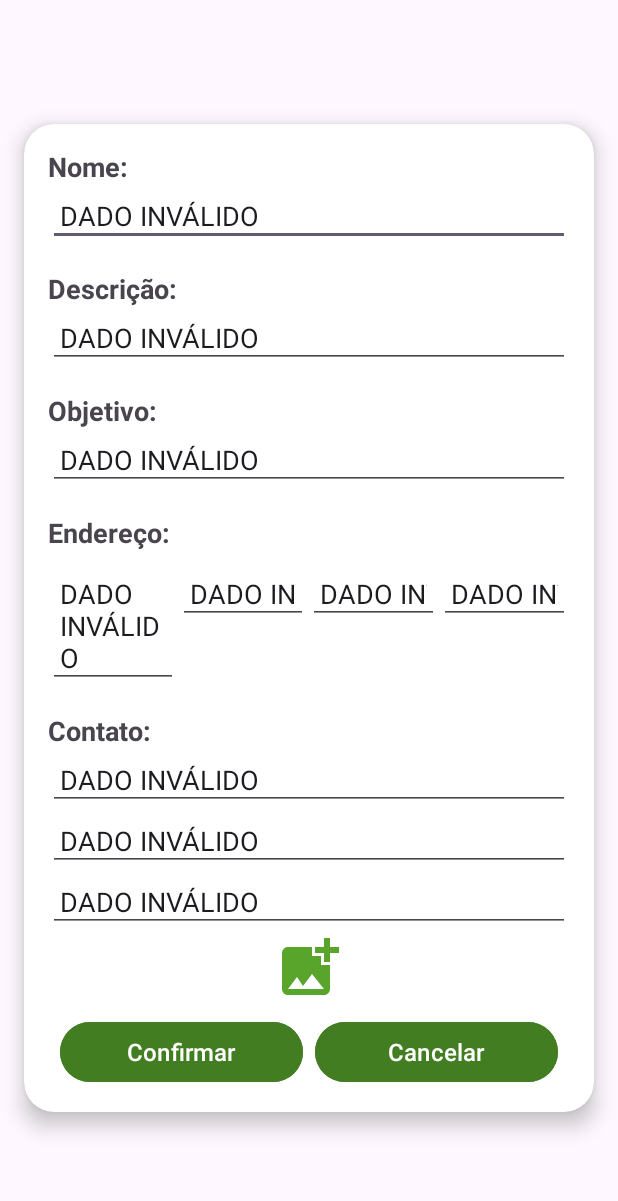
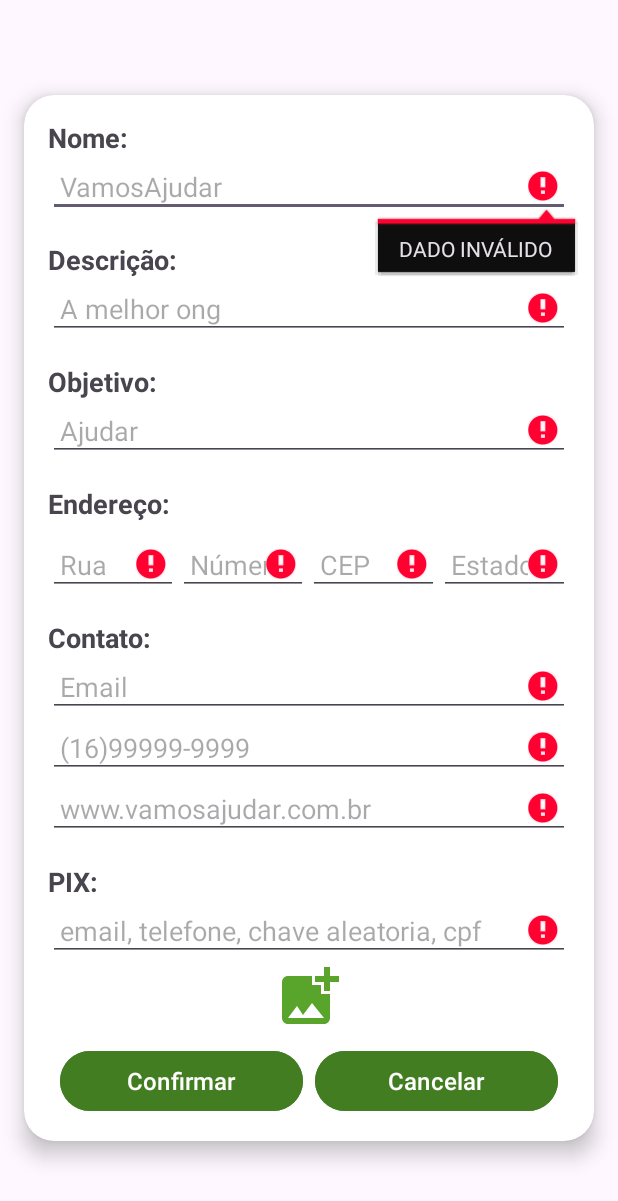
Before and after one commit to HanselVinicius/Vamos-Ajudar-App, an Android app: the OngRegisterActivity screen opened directly, with no data from a screen before it, after a tap on "Confirmar", on a phone screen of 412 x 824 dp. Shown: the top 1201 px of the screen. Run offline under Robolectric (Android 15) with nearby library versions, the phone set to English and light mode, and no system bars.

```diff
--- a/app/src/main/java/br/got/vamosajudar/view/activity/LoginActivity.java
+++ b/app/src/main/java/br/got/vamosajudar/view/activity/LoginActivity.java
@@ -1,4 +1,6 @@
 package br.got.vamosajudar.view.activity;
+
+import static br.got.vamosajudar.view.activity.OngActivity.REQUEST_CODE;
 
 import androidx.appcompat.app.AppCompatActivity;
 import androidx.lifecycle.MutableLiveData;
@@ -18,7 +20,6 @@ import br.got.vamosajudar.databinding.ActivityLoginBinding;
 import br.got.vamosajudar.infra.exceptions.DadosInvalidosException;
 import br.got.vamosajudar.infra.observer.Subscriber;
 import br.got.vamosajudar.model.user.dto.LoginResponseDTO;
-import br.got.vamosajudar.model.user.token.TokenManager;
 import br.got.vamosajudar.utils.Utils;
 import br.got.vamosajudar.view_model.LoginActivityViewModel;
 import dagger.hilt.android.AndroidEntryPoint;
@@ -27,6 +28,7 @@ import dagger.hilt.android.AndroidEntryPoint;
 public class LoginActivity extends AppCompatActivity implements Subscriber {
 
     public static final String PROFILE = "PROFILE";
+    public static final int REQUST_CODE_LOGIN_VALUE = 10;
     public LoginActivityViewModel viewModel;
     private Button btn_login;
     private Button btn_register;
@@ -123,6 +125,7 @@ public class LoginActivity extends AppCompatActivity implements Subscriber {
                 if (loginResponseDTO != null){
                     var it = new Intent(LoginActivity.this,OngActivity.class);
                     it.putExtra(USER,loginResponseDTO);
+                    it.putExtra(REQUEST_CODE,REQUST_CODE_LOGIN_VALUE);
                     setResult(RESULT_OK,it);
                     finish();
                 }
--- a/app/src/main/java/br/got/vamosajudar/view/activity/OngDetailActivity.java
+++ b/app/src/main/java/br/got/vamosajudar/view/activity/OngDetailActivity.java
@@ -68,7 +68,7 @@ public class OngDetailActivity extends AppCompatActivity {
 
     private void initializeFields(){
         Picasso.get()
-                .load(ong.getImage())
+                .load(ong.getImageLink())
                 .into(binding.imageView);
         binding.nameId.setText( ong.getName());
         binding.descricaoId.setText(ong.getDescription());
--- a/app/src/main/java/br/got/vamosajudar/view/activity/OngRegisterActivity.java
+++ b/app/src/main/java/br/got/vamosajudar/view/activity/OngRegisterActivity.java
@@ -1,4 +1,6 @@
 package br.got.vamosajudar.view.activity;
+
+import static br.got.vamosajudar.view.activity.OngActivity.REQUEST_CODE;
 
 import androidx.annotation.Nullable;
 import androidx.appcompat.app.AppCompatActivity;
@@ -10,17 +12,12 @@ import android.os.Bundle;
 import br.got.vamosajudar.R;
 import br.got.vamosajudar.databinding.ActivityOngRegisterBinding;
 
-import androidx.appcompat.app.AppCompatActivity;
-import android.os.Bundle;
-import br.got.vamosajudar.databinding.ActivityOngRegisterBinding;
 import br.got.vamosajudar.infra.validator.Validator;
 import br.got.vamosajudar.infra.validator.validators.NotEmptyValidation;
 import br.got.vamosajudar.view.components.ImagePicker;
 
-import android.util.Log;
 import android.widget.EditText;
 import android.widget.ImageView;
-import android.widget.TextView;
 import android.widget.Button;
 
 import java.util.HashMap;
@@ -55,7 +52,12 @@ public class OngRegisterActivity extends AppCompatActivity {
 
     private Uri imageBase64;
 
+    private EditText pixEditText;
+
     public static final int PICK_IMAGE_REQUEST = 69;
+
+    public static final int REQUEST_CODE_REGISTER_ONG = 20;
+
 
 
     @Override
@@ -79,6 +81,7 @@ public class OngRegisterActivity extends AppCompatActivity {
         validatorHashMap.put(phoneEditText,new NotEmptyValidation());
         validatorHashMap.put(websiteEditText,new NotEmptyValidation());
         validatorHashMap.put(ongNumberAddressEditText,new NotEmptyValidation());
+        validatorHashMap.put(pixEditText,new NotEmptyValidation());
     }
 
 
@@ -95,6 +98,7 @@ public class OngRegisterActivity extends AppCompatActivity {
         emailEditText = binding.emailId;
         phoneEditText = binding.phoneId;
         websiteEditText = binding.websiteId;
+        pixEditText = binding.pixId;
 
         //buttons
         confirmCreationButton = binding.confirmCreationBtn;
@@ -110,7 +114,7 @@ public class OngRegisterActivity extends AppCompatActivity {
             boolean isValid = true;
             for (Map.Entry<EditText, Validator> entry : validatorHashMap.entrySet()) {
             if (!entry.getValue().validate(entry.getKey())){
-                entry.getKey().setText(R.string.dado_invalido);
+                entry.getKey().setError("DADO INVÁLIDO");
                 isValid = false;
             }
         }
@@ -120,6 +124,9 @@ public class OngRegisterActivity extends AppCompatActivity {
 
 
             if (isValid){
+                var intent = new Intent(OngRegisterActivity.this,OngActivity.class);
+                intent.putExtra(REQUEST_CODE,REQUEST_CODE_REGISTER_ONG);
+
                 //monta dto coloca na intent e faz o finish ja fazendo a requisicao na tela de ongs
             }
 
--- a/app/src/main/java/br/got/vamosajudar/view/components/OngAdapter.java
+++ b/app/src/main/java/br/got/vamosajudar/view/components/OngAdapter.java
@@ -32,6 +32,7 @@ public class OngAdapter extends RecyclerView.Adapter<OngAdapter.OngViewHolder> {
 
 
 
+
     public OngAdapter(List<Ong> ongList, Context context) {
         this.ongList = ongList;
         this.context = context;
@@ -49,7 +50,7 @@ public class OngAdapter extends RecyclerView.Adapter<OngAdapter.OngViewHolder> {
             Ong ong = ongList.get(position);
             holder.ongTitle.setText(ong.getName());
             Picasso.get()
-                    .load(ong.getImage())
+                    .load(ong.getImageLink())
                     .into(holder.ongImageView);
             holder.ongDescription.setText(ong.getDescription());
 
--- a/app/src/main/res/layout/activity_ong_register.xml
+++ b/app/src/main/res/layout/activity_ong_register.xml
@@ -174,6 +174,25 @@
                 android:inputType="phone"
                 android:padding="8dp" />
 
+            <TextView
+                android:layout_width="match_parent"
+                android:layout_height="wrap_content"
+                android:layout_marginTop="16dp"
+                android:text="@string/pix"
+                android:textSize="18sp"
+                android:textStyle="bold" />
+
+            <EditText
+
+                android:id="@+id/pix_id"
+                android:layout_width="match_parent"
+                android:layout_height="wrap_content"
+                android:layout_weight="1"
+                android:autofillHints="name"
+                android:hint="@string/email_telefone_chave_aleatoria"
+                android:inputType="phone"
+                android:padding="8dp" />
+
 
             <ImageView
                 android:id="@+id/add_photo_register_ong"
--- a/app/src/main/res/values/strings.xml
+++ b/app/src/main/res/values/strings.xml
@@ -29,4 +29,6 @@
     <string name="nav_open">Abrir</string>
     <string name="nav_close">Fechar</string>
     <string name="dado_invalido">DADO INVÁLIDO</string>
+    <string name="pix">PIX:</string>
+    <string name="email_telefone_chave_aleatoria">email, telefone, chave aleatoria, cpf</string>
 </resources>
```
Also changed, not shown: app/src/main/java/br/got/vamosajudar/model/ong/Ong.java (+15 -0 lines), app/src/main/java/br/got/vamosajudar/model/ong/OngRegisterDTO.java (added, +24 -0 lines), app/src/main/java/br/got/vamosajudar/view/activity/OngActivity.java (+12 -3 lines).
